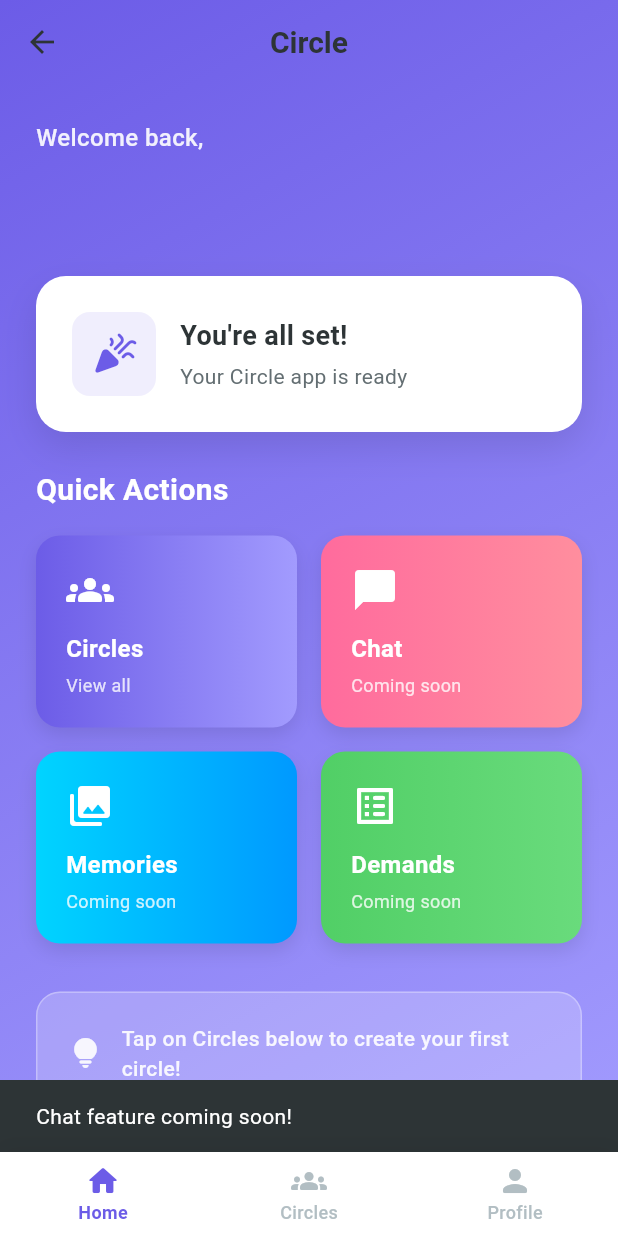
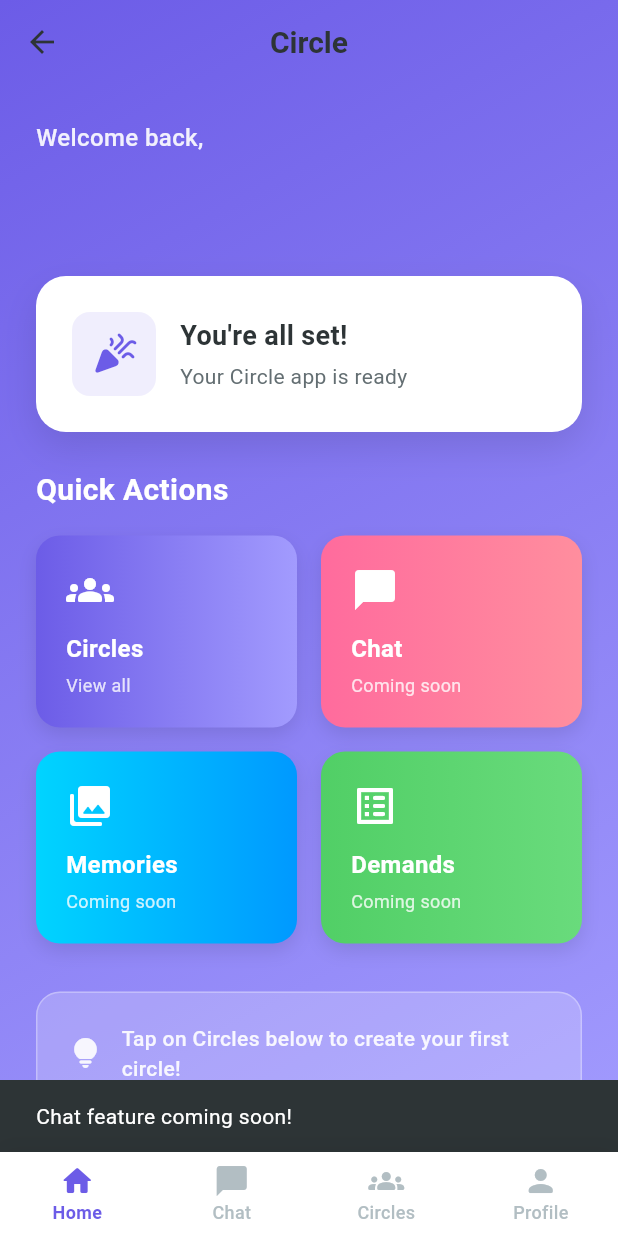
Before and after one commit to fahim-shahriar-alif/Cicle, a Flutter app: the MainNavigation screen opened directly, after a tap on "Chat", on a phone screen of 412 x 824 dp. Run offline on Flutter 3.47's test engine with Material 3 defaults, Android fonts, the phone set to English and light mode, and no system bars; our stand-ins replace flutter_dotenv, image_picker, supabase_flutter; accounts and stored records are empty; network calls fail.

Commit message:
Add real-time chat feature with modern UI and dummy data

```diff
--- /dev/null
+++ b/devtools_options.yaml
@@ -0,0 +1,3 @@
+description: This file stores settings for Dart & Flutter DevTools.
+documentation: https://docs.flutter.dev/tools/devtools/extensions#configure-extension-enablement-states
+extensions:
--- a/lib/core/navigation/main_navigation.dart
+++ b/lib/core/navigation/main_navigation.dart
@@ -1,6 +1,7 @@
 import 'package:flutter/material.dart';
 import '../../features/home/home_screen.dart';
 import '../../features/circles/presentation/screens/circles_screen.dart';
+import '../../features/chat/presentation/screens/circles_chat_list.dart';
 import '../../features/profile/presentation/screens/profile_screen.dart';
 
 class MainNavigation extends StatefulWidget {
@@ -15,6 +16,7 @@ class _MainNavigationState extends State<MainNavigation> {
 
   final List<Widget> _screens = [
     const HomeScreen(),
+    const CirclesChatList(),
     const CirclesScreen(),
     const ProfileScreen(),
   ];
@@ -50,6 +52,11 @@ class _MainNavigationState extends State<MainNavigation> {
               label: 'Home',
             ),
             BottomNavigationBarItem(
+              icon: Icon(Icons.chat_bubble_rounded),
+              activeIcon: Icon(Icons.chat_bubble_rounded),
+              label: 'Chat',
+            ),
+            BottomNavigationBarItem(
               icon: Icon(Icons.groups_rounded),
               activeIcon: Icon(Icons.groups_rounded),
               label: 'Circles',
--- a/lib/features/chat/data/chat_service.dart
+++ b/lib/features/chat/data/chat_service.dart
@@ -60,7 +60,7 @@ class ChatService {
             'circle_id': circleId,
             'user_id': userId,
             'content': content,
-            'reply_to_id': replyToId,
+            'type': 'text',
           })
           .select()
           .single();
--- /dev/null
+++ b/lib/features/chat/presentation/screens/circles_chat_list.dart
@@ -0,0 +1,309 @@
+import 'package:flutter/material.dart';
+import 'package:supabase_flutter/supabase_flutter.dart';
+import '../../../circles/data/circle_service.dart';
+import '../../../circles/domain/models/circle.dart';
+import 'chat_screen.dart';
+
+class CirclesChatList extends StatefulWidget {
+  const CirclesChatList({super.key});
+
+  @override
+  State<CirclesChatList> createState() => _CirclesChatListState();
+}
+
+class _CirclesChatListState extends State<CirclesChatList> {
+  final _circleService = CircleService();
+  List<Circle> _circles = [];
+  bool _isLoading = true;
+  String? _error;
+
+  @override
+  void initState() {
+    super.initState();
+    _loadCircles();
+  }
+
+  Future<void> _loadCircles() async {
+    try {
+      setState(() {
+        _isLoading = true;
+        _error = null;
+      });
+
+      final circles = await _circleService.getUserCircles();
+
+      // If no circles exist, create default Duo Space
+      if (circles.isEmpty) {
+        await _circleService.createDuoSpace();
+        final updatedCircles = await _circleService.getUserCircles();
+        setState(() {
+          _circles = updatedCircles;
+          _isLoading = false;
+        });
+      } else {
+        setState(() {
+          _circles = circles;
+          _isLoading = false;
+        });
+      }
+    } catch (e) {
+      setState(() {
+        _error = e.toString();
+        _isLoading = false;
+      });
+    }
+  }
+
+  @override
+  Widget build(BuildContext context) {
+    return Scaffold(
+      extendBodyBehindAppBar: true,
+      appBar: AppBar(
+        title: const Text('Chats'),
+        backgroundColor: Colors.transparent,
+        elevation: 0,
+      ),
+      body: Container(
+        decoration: const BoxDecoration(
+          gradient: LinearGradient(
+            colors: [Color(0xFF6C5CE7), Color(0xFFA29BFE)],
+            begin: Alignment.topLeft,
+            end: Alignment.bottomRight,
+          ),
+        ),
+        child: SafeArea(
+          child: _buildBody(),
+        ),
+      ),
+    );
+  }
+
+  Widget _buildBody() {
+    if (_isLoading) {
+      return const Center(
+        child: CircularProgressIndicator(color: Colors.white),
+      );
+    }
+
+    if (_error != null) {
+      return Center(
+        child: Container(
+          margin: const EdgeInsets.all(24),
+          padding: const EdgeInsets.all(24),
+          decoration: BoxDecoration(
+            color: Colors.white,
+            borderRadius: BorderRadius.circular(20),
+          ),
+          child: Column(
+            mainAxisSize: MainAxisSize.min,
+            children: [
+              const Icon(Icons.error_outline, size: 64, color: Color(0xFFFF6B6B)),
+              const SizedBox(height: 16),
+              const Text(
+                'Unable to load chats',
+                style: TextStyle(
+                  fontSize: 18,
+                  fontWeight: FontWeight.bold,
+                ),
+              ),
+              const SizedBox(height: 8),
+              Text(
+                _error!,
+                textAlign: TextAlign.center,
+                style: const TextStyle(color: Color(0xFF636E72)),
+              ),
+              const SizedBox(height: 16),
+              FilledButton(
+                onPressed: _loadCircles,
+                child: const Text('Retry'),
+              ),
+            ],
+          ),
+        ),
+      );
+    }
+
+    if (_circles.isEmpty) {
+      return Center(
+        child: Container(
+          margin: const EdgeInsets.all(24),
+          padding: const EdgeInsets.all(32),
+          decoration: BoxDecoration(
+            color: Colors.white,
+            borderRadius: BorderRadius.circular(20),
+          ),
+          child: Column(
+            mainAxisSize: MainAxisSize.min,
+            children: [
+              Container(
+                padding: const EdgeInsets.all(20),
+                decoration: BoxDecoration(
+                  color: const Color(0xFF6C5CE7).withOpacity(0.1),
+                  shape: BoxShape.circle,
+                ),
+                child: const Icon(
+                  Icons.chat_bubble_outline_rounded,
+                  size: 64,
+                  color: Color(0xFF6C5CE7),
+                ),
+              ),
+              const SizedBox(height: 24),
+              const Text(
+                'No chats yet',
+                style: TextStyle(
+                  fontSize: 24,
+                  fontWeight: FontWeight.bold,
+                ),
+              ),
+              const SizedBox(height: 8),
+              const Text(
+                'Create a circle first to start chatting',
+                textAlign: TextAlign.center,
+                style: TextStyle(
+                  color: Color(0xFF636E72),
+                  fontSize: 16,
+                ),
+              ),
+            ],
+          ),
+        ),
+      );
+    }
+
+    return RefreshIndicator(
+      onRefresh: _loadCircles,
+      color: const Color(0xFF6C5CE7),
+      child: ListView.builder(
+        padding: const EdgeInsets.all(16),
+        itemCount: _circles.length,
+        itemBuilder: (context, index) {
+          final circle = _circles[index];
+          return _buildChatCard(circle);
+        },
+      ),
+    );
+  }
+
+  Widget _buildChatCard(Circle circle) {
+    return Container(
+      margin: const EdgeInsets.only(bottom: 16),
+      decoration: BoxDecoration(
+        color: Colors.white,
+        borderRadius: BorderRadius.circular(20),
+        boxShadow: [
+          BoxShadow(
+            color: Colors.black.withOpacity(0.1),
+            blurRadius: 10,
+            offset: const Offset(0, 5),
+          ),
+        ],
+      ),
+      child: Material(
+        color: Colors.transparent,
+        child: InkWell(
+          borderRadius: BorderRadius.circular(20),
+          onTap: () {
+            Navigator.of(context).push(
+              MaterialPageRoute(
+                builder: (context) => ChatScreen(
+                  circleId: circle.id,
+                  circleName: circle.name,
+                ),
+              ),
+            );
+          },
+          child: Padding(
+            padding: const EdgeInsets.all(20),
+            child: Row(
+              children: [
+                // Avatar
+                Container(
+                  width: 60,
+                  height: 60,
+                  decoration: BoxDecoration(
+                    gradient: circle.isDefault
+                        ? const LinearGradient(
+                            colors: [Color(0xFFFF6B9D), Color(0xFFFF8E9E)],
+                          )
+                        : const LinearGradient(
+                            colors: [Color(0xFF6C5CE7), Color(0xFFA29BFE)],
+                          ),
+                    borderRadius: BorderRadius.circular(16),
+                  ),
+                  child: circle.avatarUrl != null
+                      ? ClipRRect(
+                          borderRadius: BorderRadius.circular(16),
+                          child: Image.network(
+                            circle.avatarUrl!,
+                            fit: BoxFit.cover,
+                          ),
+                        )
+                      : Icon(
+                          circle.isDefault
+                              ? Icons.favorite_rounded
+                              : Icons.groups_rounded,
+                          color: Colors.white,
+                          size: 30,
+                        ),
+                ),
+                const SizedBox(width: 16),
+
+                // Content
+                Expanded(
+                  child: Column(
+                    crossAxisAlignment: CrossAxisAlignment.start,
+                    children: [
+                      Text(
+                        circle.name,
+                        style: const TextStyle(
+                          fontWeight: FontWeight.bold,
+                          fontSize: 18,
+                          color: Color(0xFF2D3436),
+                        ),
+                      ),
+                      const SizedBox(height: 4),
+                      Text(
+                        circle.description ?? 'Tap to start chatting',
+                        maxLines: 1,
+                        overflow: TextOverflow.ellipsis,
+                        style: const TextStyle(
+                          color: Color(0xFF636E72),
+                          fontSize: 14,
+                        ),
+                      ),
+                      const SizedBox(height: 8),
+                      Row(
+                        children: [
+                          Icon(
+                            Icons.people_rounded,
+                            size: 16,
+                            color: Colors.grey[600],
+                          ),
+                          const SizedBox(width: 4),
+                          Text(
+                            '${circle.memberCount} ${circle.memberCount == 1 ? 'member' : 'members'}',
+                            style: TextStyle(
+                              fontSize: 12,
+                              color: Colors.grey[600],
+                              fontWeight: FontWeight.w500,
+                            ),
+                          ),
+                        ],
+                      ),
+                    ],
+                  ),
+                ),
+
+                const SizedBox(width: 8),
+                const Icon(
+                  Icons.chat_bubble_rounded,
+                  color: Color(0xFF6C5CE7),
+                ),
+              ],
+            ),
+          ),
+        ),
+      ),
+    );
+  }
+}
```
Also changed, not shown: pubspec.lock.
